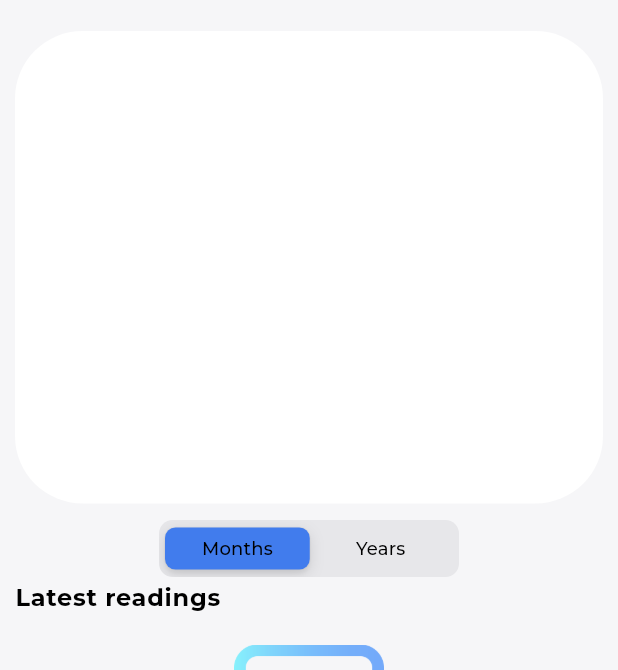
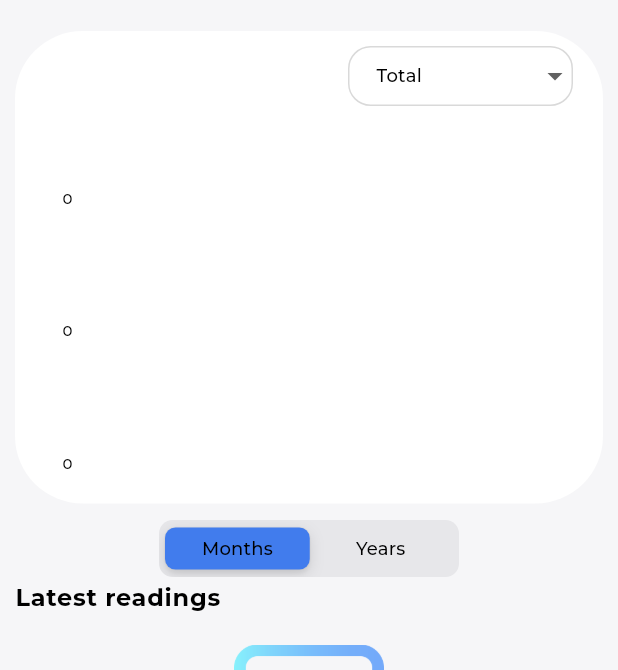
Before and after one commit to MishaArb/HomeInfo, a Flutter app: the screen it shows after launch, on a phone screen of 412 x 824 dp, the part 68-738 px from its top. Run offline on Flutter 3.47's test engine with Material 3 defaults, Android fonts, the light colour scheme and no system bars; drawn by our look-alikes of fl_chart; our stand-ins replace auto_route, bloc, equatable, flutter_bloc, flutter_local_notifications, flutter_slidable and 5 more; accounts and stored records are empty; generated files the repository leaves out were written again.

Commit message:
feat: implement chart logic

```diff
--- /dev/null
+++ b/lib/core/constants/chart.dart
@@ -0,0 +1,9 @@
+class ChartPeriod{
+  static const monthsPeriod = 'months';
+  static const yearsPeriod = 'years';
+  static const periodKey = 'period_key';
+}
+
+class DropDownValue{
+  static const totalValue = 'total_value';
+}
--- a/lib/core/localizations/l10n/app_en.arb
+++ b/lib/core/localizations/l10n/app_en.arb
@@ -88,6 +88,7 @@
   "m2_dropdown" : "m²",
   "m3_dropdown" : "m³",
   "gcal_dropdown" : "Gcal",
+  "total_dropdown" : "Total",
 
   "current_indicators_day_share" : "Current readings (day)",
   "current_indicators_half_pick_share" : "Current readings (half peak)",
--- a/lib/core/localizations/l10n/app_uk.arb
+++ b/lib/core/localizations/l10n/app_uk.arb
@@ -88,6 +88,7 @@
   "m2_dropdown" : "м²",
   "m3_dropdown" : "м³",
   "gcal_dropdown" : "Гкал",
+  "total_dropdown" : "Загальний",
 
   "current_indicators_day_share" : "Поточні показники (день)",
   "current_indicators_half_pick_share" : "Поточні (напівпік)",
--- a/lib/injection_container.dart
+++ b/lib/injection_container.dart
@@ -1,6 +1,7 @@
 import 'package:get_it/get_it.dart';
 import 'package:home_info/data/data_sources/shared_storage.service.dart';
 import 'package:home_info/data/repository/home_services_db_repository_impl.dart';
+import 'package:home_info/presentation/bloc/chart/chart_bloc.dart';
 import 'package:home_info/presentation/bloc/home_service/home_services/home_services_bloc.dart';
 import 'package:home_info/presentation/bloc/home_service/new_home_service/new_home_service_bloc.dart';
 import 'package:home_info/presentation/bloc/locale/locale_bloc.dart';
@@ -77,4 +78,5 @@ Future<void> setupGetIt() async {
   getIt.registerFactory<HomeServicesBloc>(() => HomeServicesBloc(getIt(),getIt()));
   getIt.registerFactory<NewReadingBloc>(() => NewReadingBloc(getIt(), getIt(), getIt()));
   getIt.registerFactory<ReadingsBloc>(() => ReadingsBloc(getIt(),getIt()));
+  getIt.registerFactory<ChartBloc>(() => ChartBloc(getIt(), getIt()));
 }
--- /dev/null
+++ b/lib/presentation/bloc/chart/chart_bloc.dart
@@ -0,0 +1,142 @@
+import 'package:bloc/bloc.dart';
+import 'package:equatable/equatable.dart';
+import 'package:flutter/material.dart';
+import 'package:intl/intl.dart';
+import 'package:meta/meta.dart';
+
+import '../../../core/constants/chart.dart';
+import '../../../data/data_sources/sqflite_db.dart';
+import '../../../domain/repository/storage_repository.dart';
+
+part 'chart_event.dart';
+
+part 'chart_state.dart';
+
+class ChartBloc extends Bloc<ChartEvent, ChartState> {
+  ChartBloc(this.storageRepository, this.db) : super(const ChartState()) {
+    on<ChartInitEvent>(_onInit);
+    on<ChartGetDropDownsItemsEvent>(_onGetDropDownsItems);
+    on<ChartPickDropDownValueEvent>(_onPickDropDownValue);
+    on<ChartBuildChartForServicesEvent>(_onBuildChartForServices);
+    on<ChartBuildTotalChartEvent>(_onBuildTotalChart);
+    on<ChartChangePeriodEvent>(_onChangePeriod);
+  }
+
+  final SQfliteDB db;
+
+  final StorageRepository storageRepository;
+
+  _onInit(ChartInitEvent event, Emitter<ChartState> emit) async {
+    String chartPeriod = await storageRepository.loadStorageData(
+      ChartPeriod.periodKey,
+      defaultValue: ChartPeriod.monthsPeriod,
+    );
+
+    emit(state.copyWith(chartPeriod: chartPeriod));
+    add(ChartPickDropDownValueEvent());
+  }
+
+  _onGetDropDownsItems(
+      ChartGetDropDownsItemsEvent event, Emitter<ChartState> emit) async {
+    final readings = await db.getAllReadings();
+    List<String> dropDownsItems = [DropDownValue.totalValue];
+    for (var item in readings.reversed) {
+      for (var item in item.readingsItems) {
+        if (!dropDownsItems.contains(item.title)) {
+          dropDownsItems.add(item.title);
+        }
+      }
+    }
+
+    emit(state.copyWith(dropDownsItems: dropDownsItems));
+  }
+
+  _onPickDropDownValue(
+      ChartPickDropDownValueEvent event, Emitter<ChartState> emit) async {
+    add(ChartGetDropDownsItemsEvent());
+
+    emit(state.copyWith(dropDownsValue: event.dropDownValue));
+    if (event.dropDownValue == DropDownValue.totalValue) {
+      add(ChartBuildTotalChartEvent());
+    } else {
+      add(ChartBuildChartForServicesEvent());
+    }
+  }
+
+  _onBuildChartForServices(
+      ChartBuildChartForServicesEvent event, Emitter<ChartState> emit) async {
+    final readings = await db.getAllReadings();
+    final Map<String, double> chartColumnMap = {};
+    String date = '';
+    for (var item in readings.reversed) {
+      if (state.chartPeriod == ChartPeriod.monthsPeriod) {
+        date = DateFormat('MM.yy').format(DateTime.parse(item.date));
+      } else {
+        date = DateFormat('yyyy').format(DateTime.parse(item.date));
+      }
+
+      for (var item in item.readingsItems) {
+        if (item.title == state.dropDownsValue) {
+          if (!chartColumnMap.containsKey(date)) {
+            chartColumnMap.addAll({date: item.sum});
+          } else {
+            chartColumnMap[date] =
+                (chartColumnMap[date] ?? 0) + (item.sum ?? 0);
+          }
+        }
+      }
+    }
+
+    final double maxValue = chartColumnMap.isEmpty
+        ? 0
+        : chartColumnMap.values
+            .reduce((value, element) => value > element ? value : element);
+    emit(
+      state.copyWith(
+        maxValue: maxValue,
+        chartColumn: chartColumnMap,
+      ),
+    );
+  }
+
+  _onBuildTotalChart(
+      ChartBuildTotalChartEvent event, Emitter<ChartState> emit) async {
+    final readings = await db.getAllReadings();
+    final Map<String, double> chartColumnMap = {};
+    String date = '';
+    for (var item in readings.reversed) {
+      if (state.chartPeriod == ChartPeriod.monthsPeriod) {
+        date = DateFormat('MM.yy').format(DateTime.parse(item.date));
+      } else {
+        date = DateFormat('yyyy').format(DateTime.parse(item.date));
+      }
+
+      if (!chartColumnMap.containsKey(date)) {
+        chartColumnMap.addAll({date: item.totalSum});
+      } else {
+        chartColumnMap[date] =
+            (chartColumnMap[date] ?? 0) + (item.totalSum ?? 0);
+      }
+    }
+    final double maxValue = chartColumnMap.isEmpty
+        ? 0
+        : chartColumnMap.values
+            .reduce((value, element) => value > element ? value : element);
+    emit(
+      state.copyWith(
+        maxValue: maxValue,
+        chartColumn: chartColumnMap,
+      ),
+    );
+  }
+
+  _onChangePeriod(
+      ChartChangePeriodEvent event, Emitter<ChartState> emit) async {
+    await storageRepository.saveStorageData(
+      ChartPeriod.periodKey,
+      event.period,
+    );
+    emit(state.copyWith(chartPeriod: event.period));
+    add(ChartPickDropDownValueEvent(state.dropDownsValue));
+  }
+}
--- /dev/null
+++ b/lib/presentation/bloc/chart/chart_event.dart
@@ -0,0 +1,44 @@
+part of 'chart_bloc.dart';
+
+@immutable
+abstract class ChartEvent extends Equatable {}
+
+class ChartInitEvent extends ChartEvent {
+  @override
+  List<Object?> get props => [];
+}
+
+class ChartGetDropDownsItemsEvent extends ChartEvent {
+  @override
+  List<Object?> get props => [];
+}
+
+class ChartBuildChartForServicesEvent extends ChartEvent {
+  @override
+  List<Object?> get props => [];
+}
+
+class ChartBuildTotalChartEvent extends ChartEvent {
+  @override
+  List<Object?> get props => [];
+}
+
+class ChartPickDropDownValueEvent extends ChartEvent {
+  ChartPickDropDownValueEvent([
+    this.dropDownValue = DropDownValue.totalValue,
+  ]);
+
+  final String dropDownValue;
+
+  @override
+  List<Object?> get props => [dropDownValue];
+}
+
+class ChartChangePeriodEvent extends ChartEvent {
+  ChartChangePeriodEvent(this.period);
+
+  final String period;
+
+  @override
+  List<Object?> get props => [period];
+}
--- /dev/null
+++ b/lib/presentation/bloc/chart/chart_state.dart
@@ -0,0 +1,38 @@
+part of 'chart_bloc.dart';
+
+class ChartState extends Equatable {
+  const ChartState({
+    this.maxValue = 0,
+    this.dropDownsItems = const [],
+    this.dropDownsValue = '',
+    this.chartColumn = const {},
+    this.chartPeriod = ChartPeriod.monthsPeriod,
+  });
+
+  final double maxValue;
+  final List<String> dropDownsItems;
+  final String dropDownsValue;
+  final Map<String, double> chartColumn;
+  final String chartPeriod;
+
+  ChartState copyWith({
+    double? maxValue,
+    List<String>? dropDownsItems,
+    String? dropDownsValue,
+    Map<String, double>? chartColumn,
+    String? chartPeriod,
+  }) {
+    return ChartState(
+      maxValue: maxValue ?? this.maxValue,
+      dropDownsItems: dropDownsItems ?? this.dropDownsItems,
+      dropDownsValue: dropDownsValue ?? this.dropDownsValue,
+      chartColumn: chartColumn ?? this.chartColumn,
+      chartPeriod: chartPeriod ?? this.chartPeriod,
+    );
+  }
+
+  @override
+  // TODO: implement props
+  List<Object?> get props =>
+      [maxValue, dropDownsItems, dropDownsValue, chartColumn, chartPeriod];
+}
--- a/lib/presentation/pages/create_or_edit_reading/create_or_edit_reading_screen.dart
+++ b/lib/presentation/pages/create_or_edit_reading/create_or_edit_reading_screen.dart
@@ -359,17 +359,17 @@ _buildDropdownItem({
                     contentPadding: const EdgeInsets.only(left: 15),
                     focusedBorder: OutlineInputBorder(
                       borderSide:
-                          const BorderSide(color: AppColors.blueE, width: 1),
+                          const BorderSide(color: AppColors.greyD9, width: 1),
                       borderRadius: AppProperty.allBorderRadiusMediumSmall,
                     ),
                     enabledBorder: OutlineInputBorder(
                       borderSide:
-                          const BorderSide(color: AppColors.blueE, width: 1),
+                          const BorderSide(color: AppColors.greyD9, width: 1),
                       borderRadius: AppProperty.allBorderRadiusMediumSmall,
                     ),
                     disabledBorder: OutlineInputBorder(
                       borderSide:
-                          const BorderSide(color: AppColors.blueE, width: 1),
+                          const BorderSide(color: AppColors.greyD9, width: 1),
                       borderRadius: AppProperty.allBorderRadiusMediumSmall,
                     ),
                   ),
--- /dev/null
+++ b/lib/presentation/pages/home/chart.dart
@@ -0,0 +1,175 @@
+part of 'home_screen.dart';
+
+class Chart extends StatelessWidget {
+  const Chart({super.key});
+
+  @override
+  Widget build(BuildContext context) {
+    final size = MediaQuery.of(context).size;
+    return BlocBuilder<ChartBloc, ChartState>(
+      builder: (context, chartState) {
+        return Expanded(
+          child: BlocBuilder<ThemeBloc, ThemeState>(
+            builder: (context, state) {
+              final bgrColor = state.currentTheme == ThemeMode.light
+                  ? AppColors.whiteFF
+                  : AppColors.darkBlue2A;
+              return Container(
+                margin: const EdgeInsets.all(10),
+                decoration: BoxDecoration(
+                  borderRadius: AppProperty.allBorderRadiusLarge,
+                  color: bgrColor,
+                ),
+                child: Column(
+                  crossAxisAlignment: CrossAxisAlignment.end,
+                  children: [
+                    buildDropDown(chartState, context, bgrColor),
+                    Expanded(
+                      child: Row(
+                        children: [
+                          buildLeftTitlesSum(chartState, context),
+                          buildChartColumn(chartState, context, size),
+                        ],
+                      ),
+                    ),
+                  ],
+                ),
+              );
+            },
+          ),
+        );
+      },
+    );
+  }
+
+  buildDropDown(ChartState chartState, BuildContext context, Color bgrColor) {
+    return Container(
+      margin: const EdgeInsets.only(right: 20, top: 10),
+      width: 150,
+      height: 40,
+      child: DropdownButtonFormField(
+        isExpanded: true,
+        isDense: false,
+        itemHeight: 60,
+        value: DropDownValue.totalValue,
+        style: Theme.of(context).textTheme.titleMedium,
+        dropdownColor: bgrColor,
+        decoration: InputDecoration(
+          contentPadding: const EdgeInsets.only(left: 15),
+          focusedBorder: OutlineInputBorder(
+            borderSide: const BorderSide(color: AppColors.greyD9, width: 1),
+            borderRadius: AppProperty.allBorderRadiusMediumSmall,
+          ),
+          enabledBorder: OutlineInputBorder(
+            borderSide: const BorderSide(color: AppColors.greyD9, width: 1),
+            borderRadius: AppProperty.allBorderRadiusMediumSmall,
+          ),
+          disabledBorder: OutlineInputBorder(
+            borderSide: const BorderSide(color: AppColors.greyD9, width: 1),
+            borderRadius: AppProperty.allBorderRadiusMediumSmall,
+          ),
+        ),
+        onChanged: (newValue) {
+          BlocProvider.of<ChartBloc>(context)
+              .add(ChartPickDropDownValueEvent(newValue!));
+        },
+        items: chartState.dropDownsItems.map<DropdownMenuItem<String>>(
+          (String value) {
+            return DropdownMenuItem<String>(
+              value: value,
+              child: Text(
+                value == DropDownValue.totalValue
+                    ? AppLocalizations.of(context)!.total_dropdown
+                    : value,
+              ),
+            );
+          },
+        ).toList(),
+      ),
+    );
+  }
+
+  buildLeftTitlesSum(ChartState chartState, BuildContext context) {
+    return Container(
+      padding: const EdgeInsets.only(top: 55, bottom: 20),
+      // color: Colors.blue,
+      width: 70,
+      child: Column(
+        mainAxisAlignment: MainAxisAlignment.spaceBetween,
+        children: [
+          Text(
+            '${chartState.maxValue.round()}',
+            style: Theme.of(context).textTheme.bodySmall,
+          ),
+          Text(
+            '${(chartState.maxValue / 2).round()}',
+            style: Theme.of(context).textTheme.bodySmall,
+          ),
+          Text(
+            '0',
+            style: Theme.of(context).textTheme.bodySmall,
+          ),
+        ],
+      ),
+    );
+  }
+
+  buildChartColumn(
+    ChartState chartState,
+    BuildContext context,
+    Size size,
+  ) {
+    return Expanded(
+      child: SingleChildScrollView(
+        reverse: true,
+        scrollDirection: Axis.horizontal,
+        child: Container(
+          padding: const EdgeInsets.only(top: 55),
+          width: size.width,
+          child: BarChart(
+            BarChartData(
+              gridData: const FlGridData(show: false),
+              borderData: FlBorderData(show: false),
+              titlesData: FlTitlesData(
+                show: true,
+                topTitles:
+                    const AxisTitles(sideTitles: SideTitles(showTitles: false)),
+                rightTitles:
+                    const AxisTitles(sideTitles: SideTitles(showTitles: false)),
+                leftTitles:
+                    const AxisTitles(sideTitles: SideTitles(showTitles: false)),
+                bottomTitles: AxisTitles(
+                  sideTitles: SideTitles(
+                    showTitles: true,
+                    getTitlesWidget: (v, m) {
+                      return Text(
+                        chartState.chartColumn.keys.toList()[v.toInt()],
+                        style: Theme.of(context).textTheme.titleMedium,
+                      );
+                    },
+                  ),
+                ),
+              ),
+              maxY: chartState.maxValue.roundToDouble(),
+              minY: 0,
+              barGroups: [
+                for (var i = 0; i < chartState.chartColumn.length; i++)
+                  BarChartGroupData(
+                    x: i,
+                    barRods: [
+                      BarChartRodData(
+                        toY: chartState.chartColumn.values.toList()[i],
+                        width: 35,
+                        color: AppColors.yellow46,
+                        borderRadius: BorderRadius.circular(10),
+                      ),
+                    ],
+                  ),
+              ],
+            ),
+          ),
+        ),
+      ),
+    );
+  }
+}
--- a/lib/presentation/pages/home/home_screen.dart
+++ b/lib/presentation/pages/home/home_screen.dart
@@ -1,13 +1,17 @@
 import 'package:auto_route/auto_route.dart';
+import 'package:fl_chart/fl_chart.dart';
 import 'package:flutter/cupertino.dart';
 import 'package:flutter/material.dart';
 import 'package:flutter_bloc/flutter_bloc.dart';
 import 'package:flutter_gen/gen_l10n/app_localizations.dart';
+import 'package:home_info/core/constants/chart.dart';
 import 'package:home_info/presentation/bloc/reading/new_reading/new_reading_bloc.dart';
 import '../../../core/constants/app_property.dart';
 import '../../../core/constants/asset_image.dart';
 import '../../../core/constants/app_colors.dart';
 import '../../../core/enum/reading_enum.dart';
+import '../../../injection_container.dart';
+import '../../bloc/chart/chart_bloc.dart';
 import '../../bloc/reading/readings/readings_bloc.dart';
 import '../../bloc/reminder/reminders/reminders_bloc.dart';
 import '../../bloc/theme/theme_bloc.dart';
@@ -15,13 +19,22 @@ import '../../widgets/alert_dialog/delete_alert_dialog.dart';
 import '../../widgets/readings_item/readings_item.dart';
 import '../../widgets/reminder_item/reminder_item.dart';
 
+part 'chart.dart';
+
 @RoutePage()
 class HomeScreen extends StatelessWidget {
   const HomeScreen({super.key});
 
   @override
   Widget build(BuildContext context) {
-    return Scaffold(
+    return BlocProvider<ChartBloc>(
+      create: (context) => getIt()..add(ChartInitEvent()),
+      child: BlocListener<ReadingsBloc, ReadingsState>(
+        listenWhen: (previous, current) => current is ReadingsSuccessState,
+        listener: (context, state) {
+         BlocProvider.of<ChartBloc>(context).add(ChartInitEvent());
+        },
+        child: Scaffold(
           appBar: AppBar(
             title: Text(
               AppLocalizations.of(context)!.app_name,
@@ -29,20 +42,22 @@ class HomeScreen extends StatelessWidget {
           ),
           body: Column(
             children: [
-          _buildChart(),
+              const Chart(),
               _buildPeriodSwitcher(context),
               Expanded(
                 child: ListView(
                   padding: const EdgeInsets.symmetric(horizontal: 10),
                   children: [
                     Text(
-                  AppLocalizations.of(context)!.latest_readings_screen_title,
+                      AppLocalizations.of(context)!
+                          .latest_readings_screen_title,
                       style: Theme.of(context).textTheme.bodyLarge,
                     ),
                     _buildLatestReadingsList(context),
                     const SizedBox(height: 10),
                     Text(
-                  AppLocalizations.of(context)!.latest_reminders_screen_title,
+                      AppLocalizations.of(context)!
+                          .latest_reminders_screen_title,
                       style: Theme.of(context).textTheme.bodyLarge,
                     ),
                     _buildLatestReminders(context)
@@ -51,38 +66,29 @@ class HomeScreen extends StatelessWidget {
               )
             ],
           ),
+        ),
+      ),
     );
   }
 }
 
-Expanded _buildChart() {
-  return Expanded(
-    child: BlocBuilder<ThemeBloc, ThemeState>(
+_buildPeriodSwitcher(BuildContext context) {
+  return BlocBuilder<ChartBloc, ChartState>(
     builder: (context, state) {
-        final bgrColor = state.currentTheme == ThemeMode.light
-            ? AppColors.whiteFF
-            : AppColors.darkBlue2A;
-        return Container(
-          margin: const EdgeInsets.all(10),
-          decoration: BoxDecoration(
-            borderRadius: AppProperty.allBorderRadiusLarge,
-            color: bgrColor,
-          ),
-        );
-      },
-    ),
-  );
-}
-
-_buildPeriodSwitcher(BuildContext context) {
       return SizedBox(
         width: 200,
         height: 40,
         child: CupertinoSlidingSegmentedControl<int>(
           padding: const EdgeInsets.all(5),
           thumbColor: AppColors.blueE,
-      groupValue: 0,
-      onValueChanged: (value) => {},
+          groupValue: state.chartPeriod == ChartPeriod.yearsPeriod ? 1 : 0,
+          onValueChanged: (value) => {
+            BlocProvider.of<ChartBloc>(context).add(
+              ChartChangePeriodEvent(
+                value == 0 ? ChartPeriod.monthsPeriod : ChartPeriod.yearsPeriod,
+              ),
+            )
+          },
           children: {
             0: Text(
               AppLocalizations.of(context)!.months_button_inscription,
@@ -94,6 +100,8 @@ _buildPeriodSwitcher(BuildContext context) {
             ),
           },
         ),
+      );
+    },
   );
 }
 
@@ -170,7 +178,7 @@ _buildLatestReminders(BuildContext context) {
       if (state is RemindersSuccessState) {
         return state.reminders.isEmpty
             ? const Padding(
-                padding: EdgeInsets.all( 20.0),
+                padding: EdgeInsets.all(20.0),
                 child: Image(
                   width: 100,
                   height: 100,
```
Also changed, not shown: pubspec.yaml (+14 -13 lines), pubspec.lock. Lines whose indentation alone changed are shown as unchanged.
